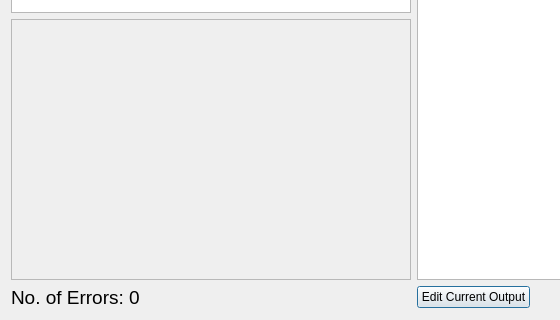
Qt form viewparsedreferences.ui (falconofdoom/gui) before a commit; both pictures show x 0 to 560 and y 462 to 782 of the 734 by 782 pixel window.
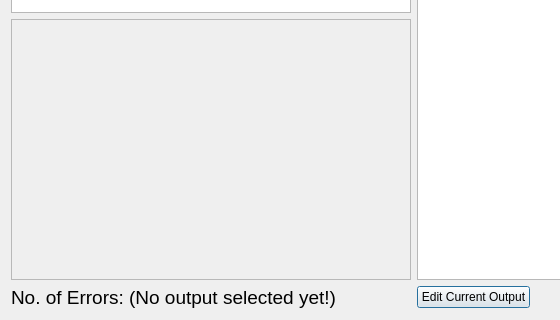
The same form after that commit.

The edit to the form file:
```diff
--- a/viewparsedreferences.ui
+++ b/viewparsedreferences.ui
@@ -64,7 +64,7 @@
         </font>
        </property>
        <property name="text">
-        <string>No. of Errors: 0</string>
+        <string>No. of Errors: (No output selected yet!)</string>
        </property>
       </widget>
      </item>
```
